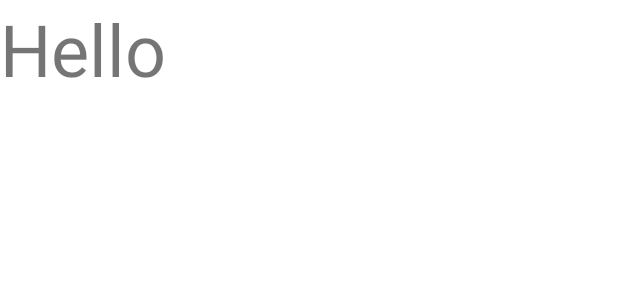
After one commit to AndrewSozonov/Urban-Ride, an Android app: the layout map_fragment.xml on its own in the app's theme, with its tools: preview values and no code run, on a phone screen of 412 x 824 dp. The commit adds this screen. Shown: the top 300 px of the screen. Run offline under Robolectric (Android 15) with nearby library versions, the phone set to English and light mode, and no system bars.

Commit message:
- Fixed a bug where data sets to 0 on Ride Fragment stop button clicked
- Started a map fragment

```diff
--- a/app/build.gradle
+++ b/app/build.gradle
@@ -69,6 +69,7 @@ dependencies {
 
     implementation 'androidx.navigation:navigation-fragment-ktx:2.3.5'
     implementation 'androidx.navigation:navigation-ui-ktx:2.3.5'
+    implementation 'androidx.legacy:legacy-support-v4:1.0.0'
 
     testImplementation 'junit:junit:4.12'
     androidTestImplementation 'androidx.test.ext:junit:1.1.3'
@@ -87,6 +88,8 @@ dependencies {
     kapt 'androidx.room:room-compiler:2.3.0'
     implementation 'androidx.room:room-rxjava2:2.3.0'
 
+    implementation 'com.google.code.gson:gson:2.8.5'
+
     implementation "com.google.dagger:dagger:2.35.1"
     implementation 'com.google.dagger:dagger-android:2.35.1'
     implementation 'com.google.dagger:dagger-android-support:2.35.1'
--- /dev/null
+++ b/app/src/main/java/com/andrewsozonov/urbanride/adapter/IHistoryRecyclerListener.kt
@@ -0,0 +1,6 @@
+package com.andrewsozonov.urbanride.adapter
+
+interface IHistoryRecyclerListener {
+
+    fun onMapClick(position: Int)
+}
--- a/app/src/main/java/com/andrewsozonov/urbanride/database/Ride.kt
+++ b/app/src/main/java/com/andrewsozonov/urbanride/database/Ride.kt
@@ -3,6 +3,7 @@ package com.andrewsozonov.urbanride.database
 import android.graphics.Bitmap
 import androidx.room.Entity
 import androidx.room.PrimaryKey
+import com.google.android.gms.maps.model.LatLng
 
 /**
  * Модель данных для добавления в БД
@@ -25,7 +26,8 @@ data class Ride(
     var distance: Float,
     var averageSpeed: Float,
     var maxSpeed: Float,
-    var mapImg: Bitmap
+    var mapImg: Bitmap,
+    var trackingPoints: List<List<LatLng>>
 ) {
     @PrimaryKey(autoGenerate = true)
     var id: Int? = null
--- a/app/src/main/java/com/andrewsozonov/urbanride/ui/ride/RideViewModel.kt
+++ b/app/src/main/java/com/andrewsozonov/urbanride/ui/ride/RideViewModel.kt
@@ -33,7 +33,7 @@ class RideViewModel(val repository: BaseRepository, val schedulersProvider: ISch
 
     private var disposable: Disposable? = null
 
-    val trackingPoints: List<List<LatLng>> = mutableListOf()
+    private var trackingPoints: List<List<LatLng>> = mutableListOf()
 
     /**
      * [MutableLiveData] хранит значение таймера для обновления во фрагменте
@@ -69,6 +69,7 @@ class RideViewModel(val repository: BaseRepository, val schedulersProvider: ISch
      * @param trackingPoints список координат
      */
     fun calculateData(trackingPoints: List<List<LatLng>>) {
+        this.trackingPoints = trackingPoints
         distance = DataFormatter.calculateDistance(trackingPoints)
         pointEndTime = ridingTime
         speed = DataFormatter.calculateSpeed(pointEndTime - pointStartTime, trackingPoints)
@@ -93,7 +94,8 @@ class RideViewModel(val repository: BaseRepository, val schedulersProvider: ISch
             distance,
             averageSpeed,
             0.0f,
-            mapImage
+            mapImage,
+            trackingPoints
         )
         addRideToDB(currentRide)
     }
--- /dev/null
+++ b/app/src/main/res/layout/map_fragment.xml
@@ -0,0 +1,15 @@
+<?xml version="1.0" encoding="utf-8"?>
+<FrameLayout xmlns:android="http://schemas.android.com/apk/res/android"
+    xmlns:tools="http://schemas.android.com/tools"
+    android:layout_width="match_parent"
+    android:layout_height="match_parent"
+    tools:context=".MapFragment">
+
+    <TextView
+        android:id="@+id/map_textView"
+        android:layout_width="match_parent"
+        android:layout_height="match_parent"
+        android:textSize="48sp"
+        android:text="Hello" />
+
+</FrameLayout>
```
Also changed, not shown: app/src/main/java/com/andrewsozonov/urbanride/MapFragment.kt (added, +48 -0 lines), app/src/main/java/com/andrewsozonov/urbanride/MapViewModel.kt (added, +7 -0 lines), app/src/main/java/com/andrewsozonov/urbanride/adapter/HistoryRecyclerAdapter.kt (+8 -1 lines), app/src/main/java/com/andrewsozonov/urbanride/database/Converter.kt (+22 -1 lines), app/src/main/java/com/andrewsozonov/urbanride/service/LocationService.kt (+5 -6 lines), app/src/main/java/com/andrewsozonov/urbanride/ui/history/HistoryFragment.kt (+18 -3 lines), app/src/main/java/com/andrewsozonov/urbanride/ui/ride/RideFragment.kt (+6 -1 lines), app/src/main/res/drawable/ic_finish_flag.xml (+1 -1 lines), app/src/main/res/navigation/mobile_navigation.xml (+11 -1 lines).
